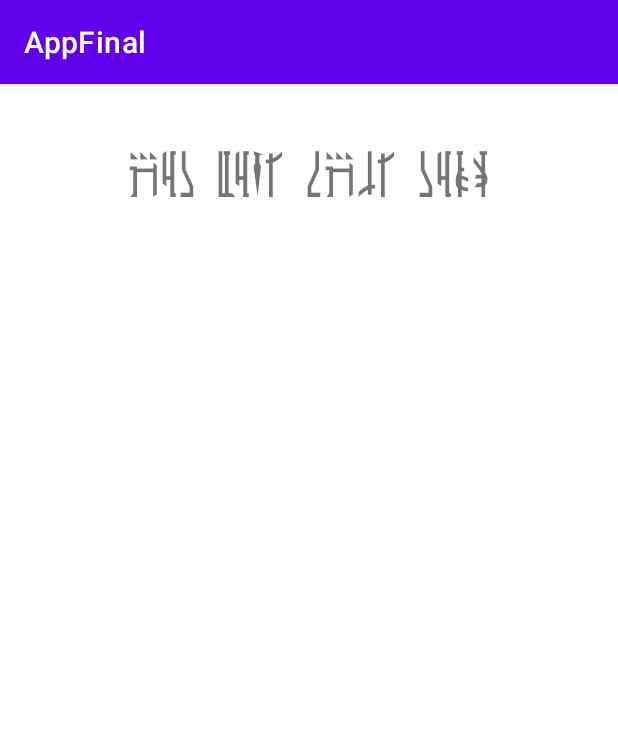
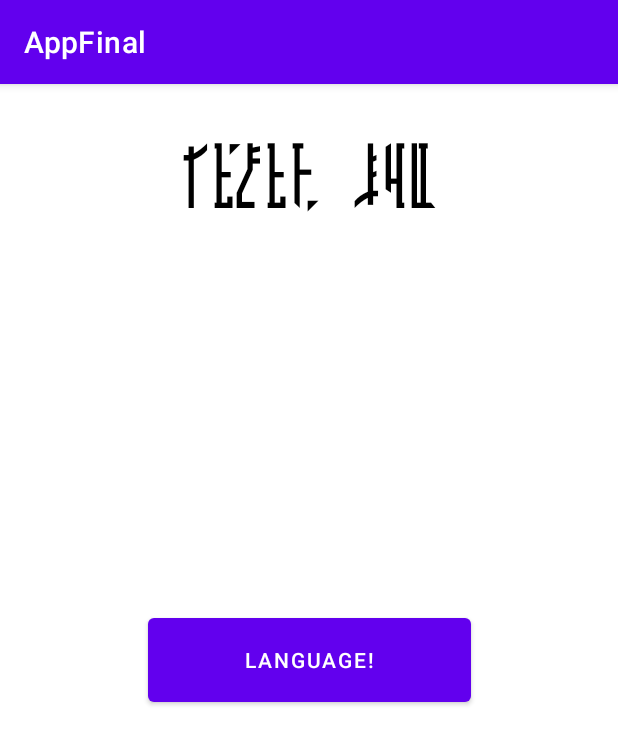
Before and after one commit to ebzirk/Quarter-1, an Android app: the screen it shows after launch (MainActivity), on a phone screen of 412 x 824 dp. Shown: the top 745 px of the screen. Run offline under Robolectric (Android 15) with nearby library versions, the phone set to English and light mode, and no system bars.

Commit message:
added hidable buttons

```diff
--- a/AppFinal/app/src/main/AndroidManifest.xml
+++ b/AppFinal/app/src/main/AndroidManifest.xml
@@ -9,7 +9,8 @@
             android:roundIcon="@mipmap/ic_launcher_round"
             android:supportsRtl="true"
             android:theme="@style/Theme.AppFinal">
-        <activity android:name=".MainActivity">
+        <activity android:name=".MainActivity"
+                  android:exported="true">
             <intent-filter>
                 <action android:name="android.intent.action.MAIN"/>
 
--- a/AppFinal/app/src/main/java/com/example/appfinal/Language.java
+++ b/AppFinal/app/src/main/java/com/example/appfinal/Language.java
@@ -1,4 +1,51 @@
 package com.example.appfinal;
 
+import android.view.View;
+
+import java.util.Random;
+
 public class Language {
+    String[] mandoa = {"Cyar'ika", "Aliit", "Beskar'gam", "Buy'ce", "Wayii", "Darasuum", "Di'kut", "Pare", "Kote",
+            "Vod", "Oya", "Kar'ta", "Mand'alor", "K'uur", "Ge'tal", "Darjetii", "Kai'tome", "Kyr'am", "Aruetii",
+            "Pirur", "Sharal", "Tracyn", "Beroya", "Riduur", "Vor'e", "Mirshmure'cya", "Mesh'la", "Shab", "Osik",
+            "Haar'chak", "Rangir", "Cabur", "Lovik", "Gedet'ye", "K'atini", "Iviin", "Udesii"};
+
+    String[] engVers = {"Darling", "Family", "Armor", "Helmet", "Good grief", "Eternity", "Idiot", "Wait", "Glory",
+            "Comrade", "Cheers", "Heart", "Sole ruler", "Hush", "Red", "Sith", "Food", "Death", "Outsider", "Drink",
+            "Lazy", "Fire", "Bounty Hunter", "Spouse", "Thanks", "Keldabe kiss", "Beautiful", "Fuck", "Shit",
+            "Damn it", "To hell with it", "Guardian", "Knee", "Please", "Suck it up", "Speed", "Calm down"};
+
+    String[] pronunce = {"shar-EE-kah", "ah-LEET", "BES-kar-GAM", "BOO-shay", "why-EE", "da-RAH-soom", "DEE-koot",
+            "PAH-ray", "KOH-day", "vohd", "OY-ah", "kah-ROH-ta", "MAHN-dah-lor", "koor", "ge-TAhL", "dar-JAY-tee",
+            "kai-TOHM-ay", "kee-RAHM", "ah-roo-AY-tee", "peer-OOR", "SHAH-ral", "trah-SHEEN", "bair-OY-ah", "REE-door",
+            "VOHR-ay", "meersh-moor-AY-shah", "MAYSH-la", "SHAH-buh", "OH-sick", "HAR-chak", "RAN-geer", "KAH-boor",
+            "LOH-veek", "Geh-DET-yay", "kah-TEEN-ee", "ee-VEEN", "oo-DAY-see"};
+
+    String[] hints = {"Nickname for a significant other", "group of extremely close people", "Knights wore similar",
+            "Head bucket", "Exclamation. Oh lords", "Forever", "Someone dumb", "Hang on", "Majesty", "It's also " +
+            "'friend, brother, sister.", "Let's hunt, Stay Alive!", "Blood pumper", "Single king, someone in charge",
+            "Be quiet", "Color of blood", "Users of the Dark Side", "Something you eat", "End of life", "Can also " +
+            "mean Traitor, or foreigner", "You do this with water and ale", "Don't wanna do anything", "Burns things",
+            "What is Boba Fett", "Husband, wife, partner", "Said before \"Your welcome\"", "Literally \"Brain kiss\"",
+            "The best thing to call a woman", "F bomb", "Crap", "Swearing exclamation", "To heck it goes", "Protector",
+            "Body part, middle of the leg", "With sugar on top?", "\"_____\" buttercup", "Lightning McQueen",
+            "Also \"Take it easy\""};
+
+    String mandoAnswer;
+    String hintAnswer;
+    String engAnswer;
+    String nunciate;
+
+
+    void generate(){
+        Random random = new Random();
+        int susan = random.nextInt(mandoa.length + 1);
+        mandoAnswer = mandoa[susan];
+        hintAnswer = hints[susan];
+        engAnswer =  engVers[susan];
+        nunciate = pronunce[susan];
+
+    }
+
+
 }
--- a/AppFinal/app/src/main/java/com/example/appfinal/MainActivity.java
+++ b/AppFinal/app/src/main/java/com/example/appfinal/MainActivity.java
@@ -1,13 +1,57 @@
 package com.example.appfinal;
 
+import android.view.View;
+import android.widget.Button;
+import android.widget.EditText;
+import android.widget.TextView;
 import androidx.appcompat.app.AppCompatActivity;
 import android.os.Bundle;
 
+import java.util.Locale;
+
 public class MainActivity extends AppCompatActivity {
+
+    Language language = new Language();
+
+    TextView mando;
+    Button start;
+    Button languageButton;
+    EditText langAns;
 
     @Override
     protected void onCreate(Bundle savedInstanceState) {
         super.onCreate(savedInstanceState);
         setContentView(R.layout.activity_main);
+
+        mando = findViewById(R.id.mando);
+        start = findViewById(R.id.check);
+        languageButton = findViewById(R.id.button2);
+        langAns = findViewById(R.id.answerTextField);
+
     }
+
+    public void languageClick(View view){
+        language.generate();
+        mando.setText(language.mandoAnswer);
+
+        if(start.getVisibility() == View.INVISIBLE){
+            start.setVisibility(View.VISIBLE);
+            langAns.setVisibility(View.VISIBLE);
+            languageButton.setVisibility(View.INVISIBLE);
+        }
+        else{start.setVisibility(View.VISIBLE);
+        }
+    }
+
+    public void languageCheck(){
+        //String answer = .getText();
+        //if (answer.toLowerCase(Locale.ROOT).equals(language.engAnswer.toLowerCase(Locale.ROOT))) {
+        //  language.generate();
+        //mando.setText(language.mandoAnswer);
+        //} else {
+        //hint.setText("Hint: " + language.hintAnswer);
+        //answerTextField.setText("");
+        //}
+    }
+
 }
--- a/AppFinal/app/src/main/res/layout/activity_main.xml
+++ b/AppFinal/app/src/main/res/layout/activity_main.xml
@@ -7,13 +7,46 @@
         android:layout_height="match_parent"
         tools:context=".MainActivity">
     <TextView
-            android:text="How does this work"
-            android:layout_width="339dp"
-            android:layout_height="53dp" android:id="@+id/title"
+            android:text="Su'cuy, Vod"
+            android:layout_width="393dp"
+            android:layout_height="56dp" android:id="@+id/title"
             app:layout_constraintBottom_toBottomOf="parent"
             app:layout_constraintTop_toTopOf="parent" app:layout_constraintStart_toStartOf="parent"
-            app:layout_constraintEnd_toEndOf="parent" app:layout_constraintHorizontal_bias="0.496"
-            app:layout_constraintVertical_bias="0.038" android:textSize="34sp" android:gravity="bottom|center"
-            android:fontFamily="@font/mandalor"/>
+            app:layout_constraintEnd_toEndOf="parent"
+            app:layout_constraintVertical_bias="0.048" android:textSize="48sp" android:gravity="bottom|center"
+            android:fontFamily="@font/mandalor" android:textColor="#000000"/>
+    <TextView
+            android:layout_width="260dp"
+            android:layout_height="98dp" android:id="@+id/mando"
+            app:layout_constraintTop_toTopOf="parent"
+            app:layout_constraintBottom_toBottomOf="parent" app:layout_constraintStart_toStartOf="parent"
+            app:layout_constraintEnd_toEndOf="parent" app:layout_constraintHorizontal_bias="0.498"
+            app:layout_constraintVertical_bias="0.277" android:textColor="#000000" android:gravity="center"
+            android:textSize="24sp"/>
+    <Button
+            android:text="Check"
+            android:layout_width="238dp"
+            android:layout_height="58dp" android:id="@+id/check"
+            app:layout_constraintTop_toTopOf="parent"
+            app:layout_constraintBottom_toBottomOf="parent" app:layout_constraintStart_toStartOf="parent"
+            app:layout_constraintEnd_toEndOf="parent" app:backgroundTint="#9E0101" android:onClick="languageCheck"
+            android:visibility="invisible" app:layout_constraintHorizontal_bias="0.497"
+            app:layout_constraintVertical_bias="0.811"/>
+    <Button
+            android:text="Language!"
+            android:layout_width="215dp"
+            android:layout_height="68dp" android:id="@+id/button2"
+            android:onClick="languageClick" android:visibility="visible"
+            app:layout_constraintBottom_toBottomOf="parent" app:layout_constraintTop_toTopOf="parent"
+            app:layout_constraintStart_toStartOf="parent" app:layout_constraintEnd_toEndOf="parent"/>
+    <EditText
+            android:layout_width="wrap_content"
+            android:layout_height="wrap_content"
+            android:inputType="textPersonName"
+            android:ems="10"
+            android:id="@+id/answerTextField"
+            android:hint="Input Answer" android:visibility="invisible" app:layout_constraintStart_toStartOf="parent"
+            app:layout_constraintEnd_toEndOf="parent" app:layout_constraintTop_toTopOf="parent"
+            app:layout_constraintBottom_toBottomOf="parent"/>
 
 </androidx.constraintlayout.widget.ConstraintLayout>
```
Also changed, not shown: AppFinal/app/src/main/java/com/example/appfinal/Script.java (+4 -38 lines).
